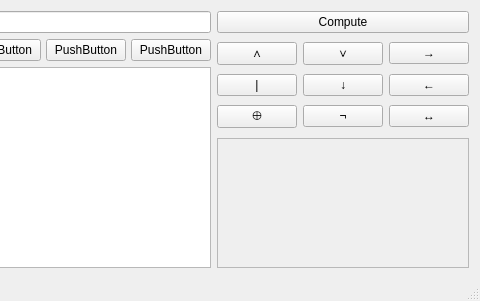
Before: the Qt Designer form mainwindow.ui in mvngr/logic_calculator, drawn with Qt 5; both pictures show x 220 to 700 and y 0 to 301 of the 700 by 301 pixel window.
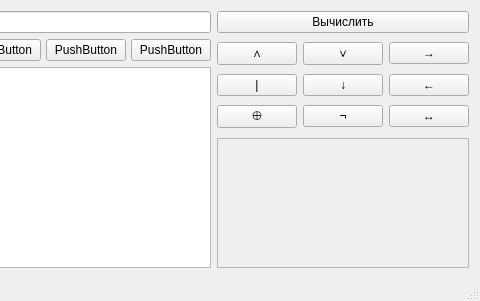
After: the same form once the commit is applied.

What changed in the file:
```diff
--- a/mainwindow.ui
+++ b/mainwindow.ui
@@ -213,7 +213,7 @@
       <item row="0" column="1">
        <widget class="QPushButton" name="compute">
         <property name="text">
-         <string>Compute</string>
+         <string>Вычислить</string>
         </property>
        </widget>
       </item>
```
Left out of the diff: 5 changed lines with no effect on the pictures.
